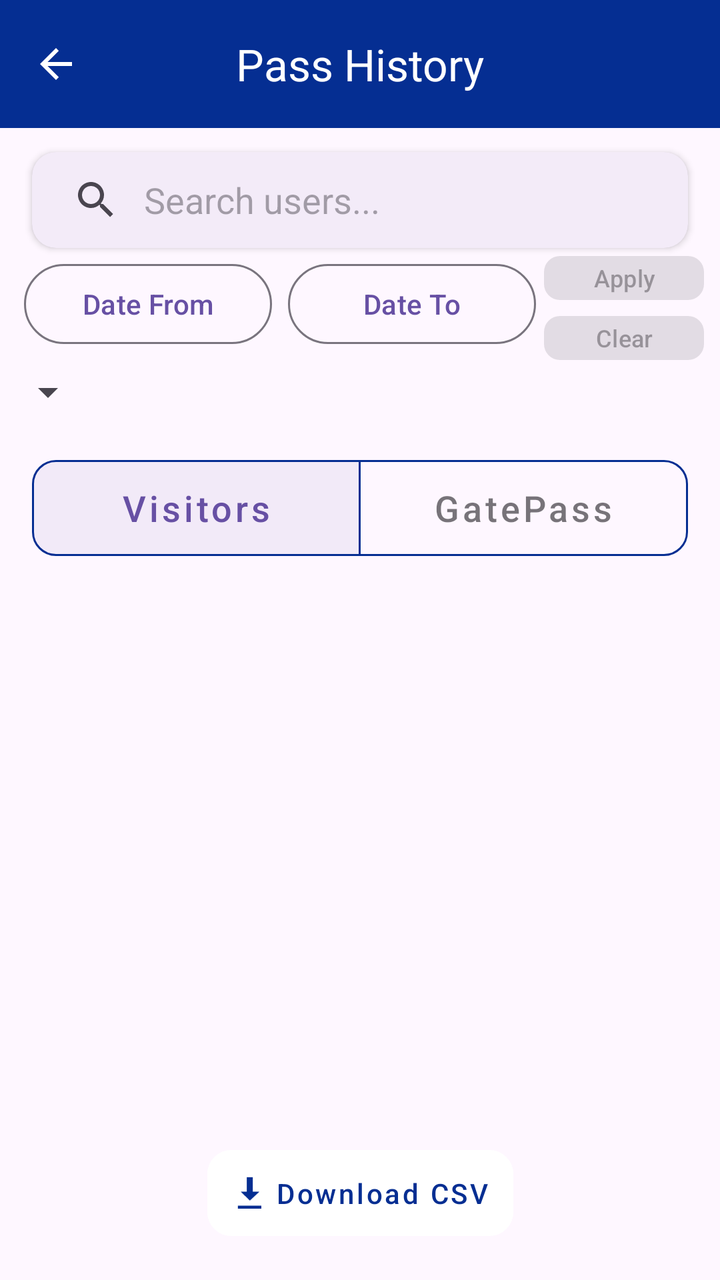
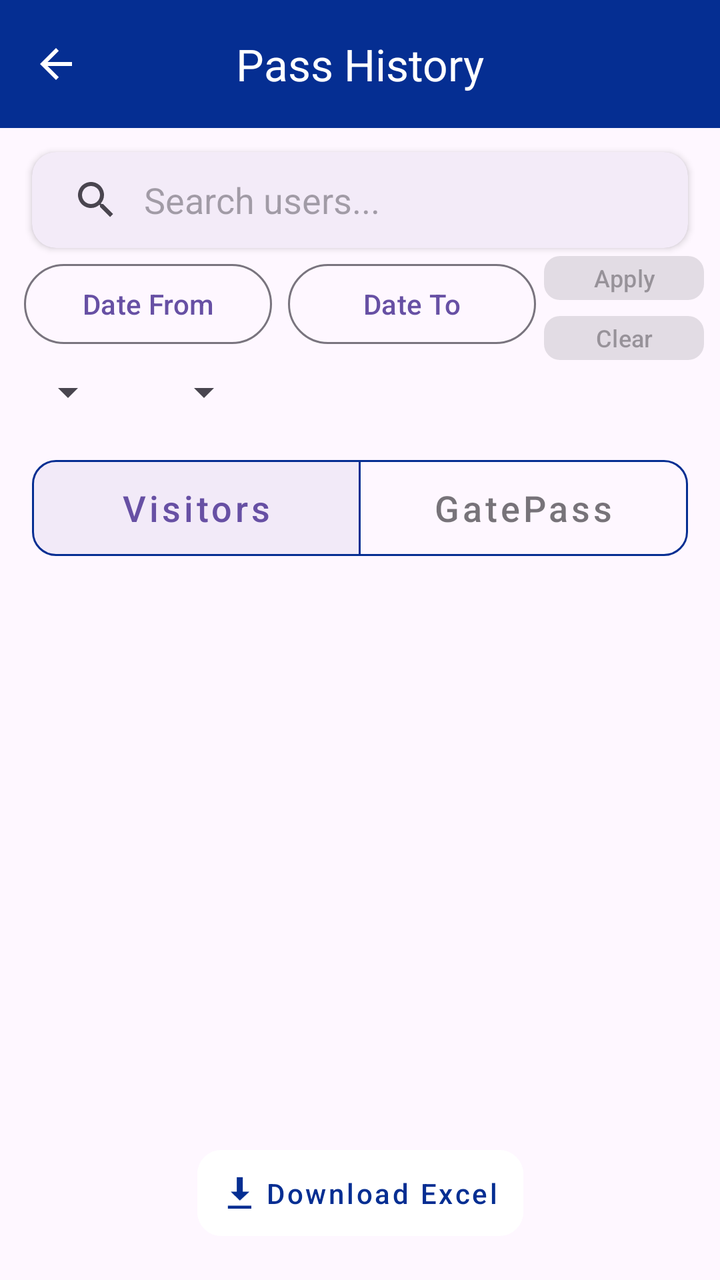

The first picture is an Android layout as it rendered before a commit; the second is the same layout after the commit. The layout source and the unified diff follow.
<!-- AndroidManifest.xml: application theme Theme.DigitalPass -->
<!-- res/layout/activity_user_history.xml -->
<?xml version="1.0" encoding="utf-8"?>
<androidx.constraintlayout.widget.ConstraintLayout xmlns:android="http://schemas.android.com/apk/res/android"
    xmlns:app="http://schemas.android.com/apk/res-auto"
    xmlns:tools="http://schemas.android.com/tools"
    android:id="@+id/main"
    android:layout_width="match_parent"
    android:layout_height="match_parent"
    tools:context=".UserHistory">

    <com.google.android.material.appbar.MaterialToolbar
        android:id="@+id/toolbar"
        android:layout_width="match_parent"
        android:layout_height="?attr/actionBarSize"
        android:background="#052E92"
        app:layout_constraintTop_toTopOf="parent"
        app:navigationIcon="?attr/homeAsUpIndicator"
        app:navigationIconTint="#FFFFFF"
        app:title="Pass History"
        app:titleTextColor="#FFFFFF"
        app:titleCentered="true"
        app:titleTextAppearance="@style/TextAppearance.Material3.TitleLarge" />

    <com.google.android.material.card.MaterialCardView
        android:id="@+id/searchCard"
        android:layout_width="0dp"
        android:layout_height="wrap_content"
        android:layout_marginHorizontal="16dp"
        android:layout_marginTop="12dp"
        app:cardCornerRadius="12dp"
        app:cardElevation="2dp"
        app:layout_constraintEnd_toEndOf="parent"
        app:layout_constraintStart_toStartOf="parent"
        app:layout_constraintTop_toBottomOf="@id/toolbar"
        app:strokeWidth="0dp">

        <SearchView
            android:id="@+id/userManagementSearch"
            android:layout_width="match_parent"
            android:layout_height="wrap_content"
            android:iconifiedByDefault="false"
            android:queryBackground="@android:color/transparent"
            android:queryHint="Search users..." />
    </com.google.android.material.card.MaterialCardView>


    <LinearLayout
            android:layout_width="match_parent"
            android:layout_height="wrap_content"
            android:orientation="vertical"
        app:layout_constraintStart_toStartOf="parent"
        app:layout_constraintEnd_toEndOf="parent"
        app:layout_constraintTop_toBottomOf="@+id/searchCard">


        <LinearLayout
                android:id="@+id/dateContainer"
                android:layout_width="match_parent"
                android:layout_height="wrap_content"
                android:orientation="horizontal"
                android:paddingStart="8dp"
                android:paddingEnd="8dp">

                <com.google.android.material.button.MaterialButton
                    android:id="@+id/dateFromButton"
                    style="?attr/materialButtonOutlinedStyle"
                    android:layout_width="0dp"
                    android:layout_height="wrap_content"
                    android:layout_margin="4dp"
                    android:layout_weight="1"
                    android:text="Date From" />

                <com.google.android.material.button.MaterialButton
                    android:id="@+id/dateToButton"
                    style="?attr/materialButtonOutlinedStyle"
                    android:layout_width="0dp"
                    android:layout_height="wrap_content"
                    android:layout_margin="4dp"
                    android:layout_weight="1"
                    android:text="Date To" />

                <LinearLayout
                    android:layout_width="wrap_content"
                    android:layout_height="wrap_content"
                    android:orientation="vertical">

                    <Button
                        android:id="@+id/applyButton"
                        android:layout_width="80dp"
                        android:layout_height="30dp"
                        android:padding="2dp"
                        android:text="Apply"
                        android:textSize="12sp"
                        app:cornerRadius="8dp"
                        android:enabled="false"/>

                    <Button
                        android:id="@+id/clearButton"
                        android:layout_width="80dp"
                        android:layout_height="30dp"
                        android:padding="2dp"
                        android:text="Clear"
                        android:textSize="12sp"
                        app:cornerRadius="8dp"
                        android:enabled="false"/>
                </LinearLayout>
            </LinearLayout>

        <Spinner
            android:id="@+id/spinner"
            android:layout_width="wrap_content"
            android:layout_height="wrap_content" />

            <com.google.android.material.button.MaterialButtonToggleGroup
                android:id="@+id/toggleGroup"
                android:layout_width="match_parent"
                android:layout_height="wrap_content"
                android:layout_margin="16dp"
                app:singleSelection="true"
                app:selectionRequired="true"
                app:checkedButton="@id/visitorListButton">

                <com.google.android.material.button.MaterialButton
                    android:id="@+id/visitorListButton"
                    style="@style/Widget.MaterialComponents.Button.OutlinedButton"
                    android:layout_width="0dp"
                    android:layout_height="60dp"
                    android:layout_weight="1"
                    android:text="Visitors"
                    android:textAllCaps="false"
                    android:textSize="18sp"
                    app:cornerRadius="12dp"
                    app:strokeColor="#052E92" />

                <com.google.android.material.button.MaterialButton
                    android:id="@+id/gatePassListButton"
                    style="@style/Widget.MaterialComponents.Button.OutlinedButton"
                    android:layout_width="0dp"
                    android:layout_height="60dp"
                    android:layout_weight="1"
                    android:text="GatePass"
                    android:textAllCaps="false"
                    android:textSize="18sp"
                    app:cornerRadius="12dp"
                    app:strokeColor="#052E92" />

            </com.google.android.material.button.MaterialButtonToggleGroup>

            <androidx.recyclerview.widget.RecyclerView
                android:id="@+id/membersRecyclerView"
                android:layout_width="match_parent"
                android:layout_height="wrap_content"
                tools:listitem="@layout/historyitem" />

        </LinearLayout>

    <com.example.digitalpass.CustomProgressBar
        android:id="@+id/customProgressBar"
        android:layout_width="200dp"
        android:layout_height="200dp"
        android:visibility="gone"
        app:layout_constraintBottom_toBottomOf="parent"
        app:layout_constraintEnd_toEndOf="parent"
        app:layout_constraintStart_toStartOf="parent"
        app:layout_constraintTop_toTopOf="parent" />

    <com.google.android.material.button.MaterialButton
        android:id="@+id/downloadCSVButton"
        style="@style/Widget.MaterialComponents.Button.TextButton"
        android:layout_width="wrap_content"
        android:layout_height="wrap_content"
        android:layout_marginBottom="16dp"
        android:backgroundTint="#FFFFFF"
        android:padding="12dp"
        android:text="Download CSV"
        android:textAllCaps="false"
        android:textColor="#052E92"
        app:cornerRadius="12dp"
        app:elevation="2dp"
        app:icon="@android:drawable/stat_sys_download"
        app:iconTint="#052E92"
        app:layout_constraintBottom_toBottomOf="parent"
        app:layout_constraintEnd_toEndOf="parent"
        app:layout_constraintStart_toStartOf="parent" />

</androidx.constraintlayout.widget.ConstraintLayout>
<!-- res/layout/historyitem.xml (included above) -->
<?xml version="1.0" encoding="utf-8"?>
<com.google.android.material.card.MaterialCardView xmlns:android="http://schemas.android.com/apk/res/android"
    xmlns:app="http://schemas.android.com/apk/res-auto"
    xmlns:tools="http://schemas.android.com/tools"
    android:id="@+id/historyItemCompleteLayout"
    android:layout_width="match_parent"
    android:layout_height="wrap_content"
    android:layout_marginHorizontal="16dp"
    android:layout_marginVertical="6dp"
    android:clickable="true"
    android:focusable="true"
    app:cardCornerRadius="12dp"
    app:cardElevation="1dp"
    app:strokeWidth="0dp">

    <androidx.constraintlayout.widget.ConstraintLayout
        android:layout_width="match_parent"
        android:layout_height="wrap_content"
        android:padding="12dp">

        <com.google.android.material.imageview.ShapeableImageView
            android:id="@+id/memberImage"
            android:layout_width="56dp"
            android:layout_height="56dp"
            android:scaleType="centerCrop"
            android:src="@drawable/user_icon"
            app:layout_constraintBottom_toBottomOf="parent"
            app:layout_constraintStart_toStartOf="parent"
            app:layout_constraintTop_toTopOf="parent"
            app:shapeAppearanceOverlay="@style/CircleImageView" />

        <TextView
            android:id="@+id/memberName"
            android:layout_width="0dp"
            android:layout_height="wrap_content"
            android:layout_marginStart="16dp"
            android:ellipsize="end"
            android:maxLines="1"
            android:text="Member Name"
            android:textAppearance="@style/TextAppearance.Material3.TitleMedium"
            android:textColor="#2D3436"
            app:layout_constraintEnd_toEndOf="parent"
            app:layout_constraintStart_toEndOf="@id/memberImage"
            app:layout_constraintTop_toTopOf="@id/memberImage"
            app:layout_constraintVertical_chainStyle="packed" />

        <TextView
            android:id="@+id/memberRole"
            android:layout_width="0dp"
            android:layout_height="wrap_content"
            android:layout_marginTop="2dp"
            android:text="Member Role"
            android:textAppearance="@style/TextAppearance.Material3.BodyMedium"
            android:textColor="#636E72"
            app:layout_constraintEnd_toEndOf="parent"
            app:layout_constraintStart_toStartOf="@id/memberName"
            app:layout_constraintTop_toBottomOf="@id/memberName" />

    </androidx.constraintlayout.widget.ConstraintLayout>

</com.google.android.material.card.MaterialCardView>
<!-- resources referenced by this layout -->
<resources>
  <!-- drawable user_icon: png bitmap (drawable, 5769 bytes) -->
  <style name="CircleImageView">
          <item name="cornerSize">50%</item>
      </style>
  <style name="Theme.DigitalPass" parent="Base.Theme.DigitalPass" />
  <style name="Base.Theme.DigitalPass" parent="Theme.Material3.Light.NoActionBar">
          
          
      </style>
</resources>

<!-- the commit's change to res/layout/activity_user_history.xml (unified diff, before → after) -->
@@ -105,12 +105,25 @@
                 </LinearLayout>
             </LinearLayout>
 
-        <Spinner
-            android:id="@+id/spinner"
-            android:layout_width="wrap_content"
-            android:layout_height="wrap_content" />
-
-            <com.google.android.material.button.MaterialButtonToggleGroup
+        <LinearLayout
+            android:layout_width="match_parent"
+            android:layout_height="match_parent"
+            android:orientation="horizontal">
+
+            <Spinner
+                android:id="@+id/spinnerStatus"
+                android:layout_width="wrap_content"
+                android:layout_height="wrap_content"
+                android:layout_marginLeft="10dp" />
+
+            <Spinner
+                android:id="@+id/spinnerDepartment"
+                android:layout_width="wrap_content"
+                android:layout_height="wrap_content"
+                android:layout_marginLeft="20dp" />
+        </LinearLayout>
+
+        <com.google.android.material.button.MaterialButtonToggleGroup
                 android:id="@+id/toggleGroup"
                 android:layout_width="match_parent"
                 android:layout_height="wrap_content"
@@ -171,7 +184,7 @@
         android:layout_marginBottom="16dp"
         android:backgroundTint="#FFFFFF"
         android:padding="12dp"
-        android:text="Download CSV"
+        android:text="Download Excel"
         android:textAllCaps="false"
         android:textColor="#052E92"
         app:cornerRadius="12dp"
@@ -195,6 +208,7 @@
     android:layout_marginVertical="6dp"
     android:clickable="true"
     android:focusable="true"
+    android:visibility="visible"
     app:cardCornerRadius="12dp"
     app:cardElevation="1dp"
     app:strokeWidth="0dp">
@@ -242,6 +256,18 @@
             app:layout_constraintStart_toStartOf="@id/memberName"
             app:layout_constraintTop_toBottomOf="@id/memberName" />
 
+        <TextView
+            android:id="@+id/applyDateTime"
+            android:layout_width="0dp"
+            android:layout_height="wrap_content"
+            android:text="Date time"
+            android:textAppearance="@style/TextAppearance.Material3.BodyMedium"
+            android:textColor="#636E72"
+            android:visibility="gone"
+            app:layout_constraintEnd_toEndOf="parent"
+            app:layout_constraintStart_toStartOf="@id/memberName"
+            app:layout_constraintTop_toBottomOf="@+id/memberRole" />
+
     </androidx.constraintlayout.widget.ConstraintLayout>
 
 </com.google.android.material.card.MaterialCardView>
